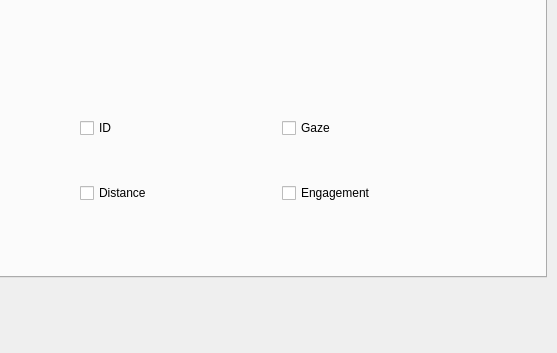
The window that resource/radar_tabs.ui (ros4hri/rqt_hri_radar) describes before a commit, drawn with Qt 5; both pictures show x 194 to 751 and y 213 to 566 of the 897 by 566 pixel window.
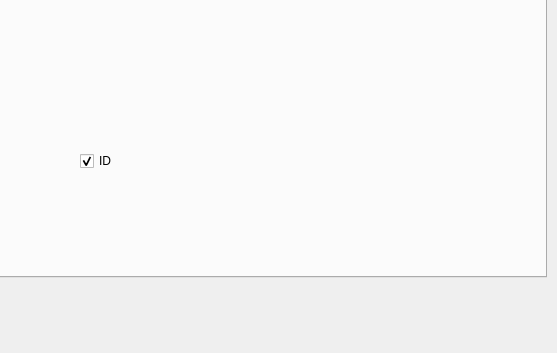
The same window after the commit.

Commit message: removed unused tick boxes

Diff of the .ui file:
```diff
--- a/resource/radar_tabs.ui
+++ b/resource/radar_tabs.ui
@@ -130,32 +130,14 @@
       <item>
        <widget class="QWidget" name="gridWidget_2" native="true">
         <layout class="QGridLayout" name="gridLayout_2">
-         <item row="0" column="1">
-          <widget class="QCheckBox" name="speedCheckbox">
-           <property name="text">
-            <string>Gaze</string>
-           </property>
-          </widget>
-         </item>
-         <item row="1" column="0">
-          <widget class="QCheckBox" name="distanceCheckbox">
-           <property name="text">
-            <string>Distance</string>
-           </property>
-          </widget>
-         </item>
-         <item row="1" column="1">
-          <widget class="QCheckBox" name="engagementCheckbox">
-           <property name="text">
-            <string>Engagement</string>
-           </property>
-          </widget>
-         </item>
          <item row="0" column="0">
           <widget class="QCheckBox" name="idCheckbox">
            <property name="text">
             <string>ID</string>
            </property>
+           <property name="checked">
+            <bool>true</bool>
+           </property>
           </widget>
          </item>
         </layout>
```
